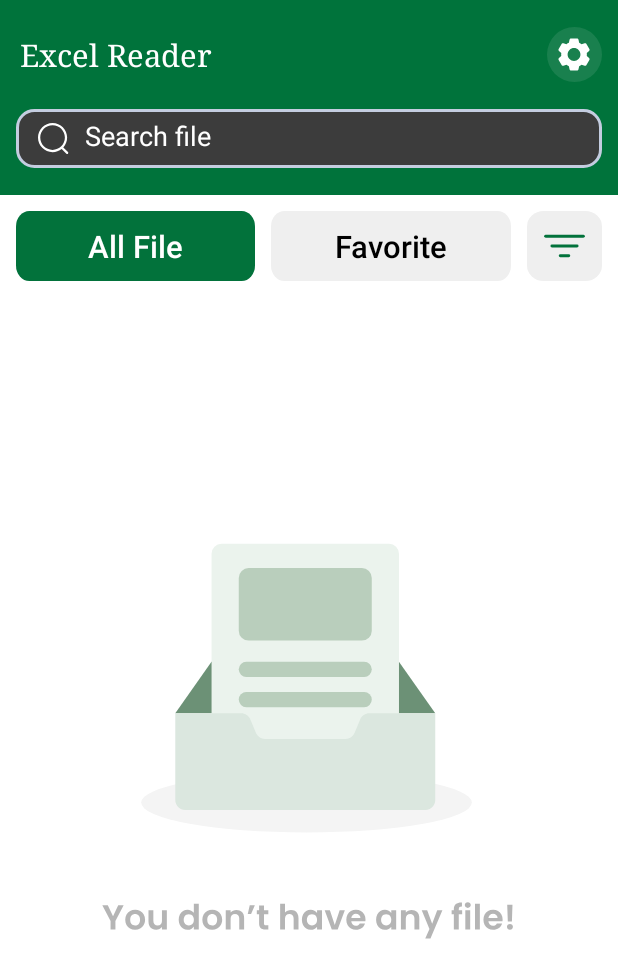
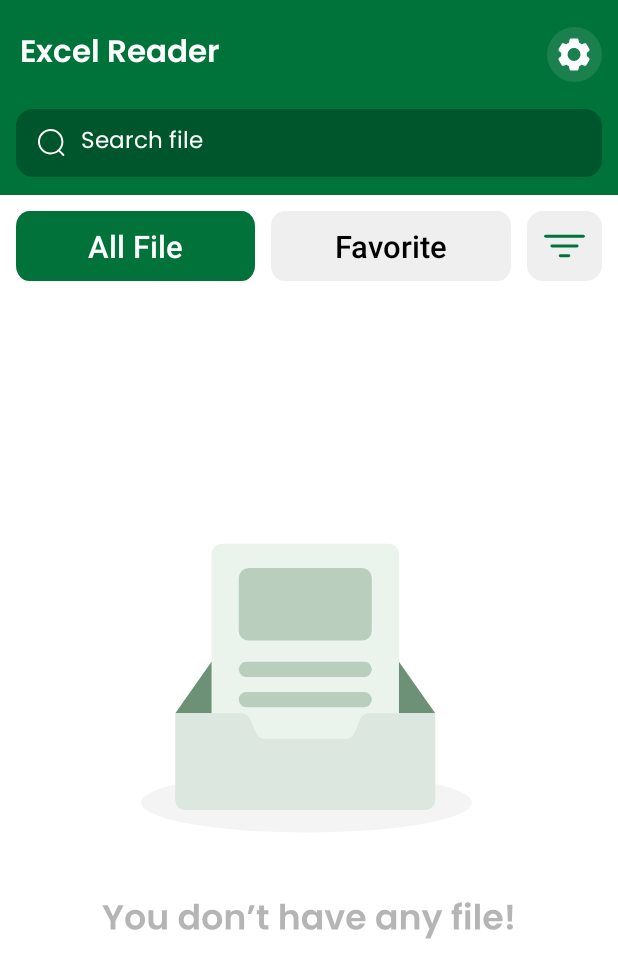
Before and after one commit to kyata002/1.Excel_Reader, an Android app: the screen it shows after launch (MainActivity), on a phone screen of 412 x 824 dp. Shown: the top 978 px of the screen. Run offline under Robolectric (Android 15) with nearby library versions, the phone set to English and light mode, and no system bars; our stand-ins replace Room's generated code, sdp/ssp sizes; libraries missing offline, so code that uses them is left out: com.common.control.

Commit message:
update Main UI

```diff
--- a/app/src/main/res/drawable/shape.xml
+++ b/app/src/main/res/drawable/shape.xml
@@ -1,25 +1,6 @@
-<shape
-    xmlns:android="http://schemas.android.com/apk/res/android"
-    android:shape="rectangle"   >
-
-    <solid
-        android:color="#3C3C3C" >
-    </solid>
-
-    <stroke
-        android:width="2dp"
-        android:color="#C4CDE0" >
-    </stroke>
-
-    <padding
-        android:left="5dp"
-        android:top="5dp"
-        android:right="5dp"
-        android:bottom="5dp"    >
-    </padding>
-
-    <corners
-        android:radius="11dp"   >
-    </corners>
+<shape xmlns:android="http://schemas.android.com/apk/res/android"
+    android:shape="rectangle">
+    <solid android:color="#40000000"></solid>
+    <corners android:radius="11dp"></corners>
 
 </shape>
--- a/app/src/main/res/layout/activity_main.xml
+++ b/app/src/main/res/layout/activity_main.xml
@@ -1,137 +1,148 @@
 <?xml version="1.0" encoding="utf-8"?>
 <LinearLayout xmlns:android="http://schemas.android.com/apk/res/android"
-    xmlns:app="http://schemas.android.com/apk/res-auto"
     xmlns:tools="http://schemas.android.com/tools"
     android:layout_width="match_parent"
     android:layout_height="match_parent"
-    android:orientation="vertical"
-    android:background="@color/white">
+    android:background="@color/white"
+    android:orientation="vertical">
+
     <FrameLayout
         android:layout_width="match_parent"
         android:layout_height="@dimen/_100sdp"
         android:background="#00733B">
+
         <LinearLayout
             android:layout_width="match_parent"
             android:layout_height="wrap_content"
             android:orientation="vertical">
+
             <LinearLayout
                 android:layout_width="match_parent"
-                android:weightSum="10"
-                android:layout_height="@dimen/_56sdp">
+                android:layout_height="@dimen/_56sdp"
+                android:weightSum="10">
+
                 <TextView
-                    android:layout_weight="10"
                     android:layout_width="wrap_content"
                     android:layout_height="wrap_content"
+                    android:layout_gravity="center|left"
+                    android:layout_weight="10"
+                    android:fontFamily="@font/poppins_semibold"
+                    android:padding="@dimen/_10sdp"
                     android:text="Excel Reader"
-                    android:layout_gravity="center|left"
-                    android:textSize="@dimen/_16sdp"
                     android:textColor="@color/white"
-                    android:fontFamily="serif"
-                    android:padding="@dimen/_10sdp"/>
+                    android:textSize="@dimen/_16sdp" />
 
-                <Button
+                <androidx.appcompat.widget.AppCompatImageView
                     android:id="@+id/btn_setting"
                     android:layout_width="@dimen/_28sdp"
                     android:layout_height="@dimen/_28sdp"
                     android:layout_gravity="left|center"
                     android:layout_marginRight="@dimen/_8sdp"
-                    android:background="@drawable/ic_setting"
+                    android:foreground="?attr/selectableItemBackgroundBorderless"
+                    android:src="@drawable/ic_setting"
                     tools:ignore="SpeakableTextPresentCheck,TouchTargetSizeCheck" />
             </LinearLayout>
+
             <LinearLayout
+                android:layout_width="match_parent"
+                android:layout_height="@dimen/_35sdp"
+                android:layout_marginLeft="@dimen/_8sdp"
                 android:layout_marginRight="@dimen/_8sdp"
-                android:layout_marginLeft="@dimen/_8sdp"
                 android:background="@drawable/shape"
                 android:gravity="center"
-                android:layout_width="match_parent"
-                android:layout_height="@dimen/_30sdp"
                 android:padding="@dimen/_3sdp">
-                <Button
+
+                <androidx.appcompat.widget.AppCompatImageView
                     android:id="@+id/search_bt"
+                    android:layout_width="@dimen/_14sdp"
+                    android:layout_height="@dimen/_14sdp"
                     android:layout_marginLeft="@dimen/_8sdp"
-                    android:layout_width="@dimen/_16sdp"
-                    android:layout_height="@dimen/_16sdp"
-                    android:background="@drawable/ic_search"
-                    />
+                    android:src="@drawable/ic_search" />
+
                 <EditText
                     android:id="@+id/search_bar"
+                    android:layout_width="0dp"
+                    android:layout_height="wrap_content"
                     android:layout_marginStart="@dimen/_8sdp"
                     android:layout_weight="1"
+                    android:background="@android:color/transparent"
+                    android:fontFamily="@font/poppins_regular"
+                    android:hint="Search file"
                     android:textColor="#fff"
-                    android:hint="Search file"
-                    android:textColorHint="@color/white"
-                    android:layout_width="0dp"
-                    android:layout_height="@dimen/_16sdp"
-                    android:background="@android:color/transparent"
-                    />
+                    android:textColorHint="#FFF"
+                    android:textSize="@dimen/_12sdp" />
 
             </LinearLayout>
 
         </LinearLayout>
     </FrameLayout>
+
     <LinearLayout
 
+        android:layout_width="match_parent"
+        android:layout_height="wrap_content"
         android:layout_marginTop="@dimen/_8sdp"
+        android:layout_marginBottom="@dimen/_8sdp"
+        android:orientation="horizontal"
         android:paddingLeft="@dimen/_8sdp"
-        android:layout_marginBottom="@dimen/_8sdp"
-        android:weightSum="101"
-        android:orientation="horizontal"
-        android:layout_width="match_parent"
-        android:layout_height="wrap_content">
+        android:weightSum="101">
+
         <Button
+            android:id="@+id/btn_allfile"
+            android:layout_width="0dp"
+            android:layout_height="match_parent"
+            android:layout_weight="50"
             android:background="@drawable/ic_bg_btn_yes"
             android:text="All File"
-            android:textSize="@dimen/_16sdp"
             android:textAllCaps="false"
             android:textColor="#fff"
-            android:id="@+id/btn_allfile"
+            android:textSize="@dimen/_16sdp" />
+
+        <Button
+            android:id="@+id/btn_favourite"
+            android:layout_width="0dp"
+            android:layout_height="match_parent"
+            android:layout_marginLeft="@dimen/_8sdp"
             android:layout_weight="50"
-            android:layout_width="0dp"
-            android:layout_height="match_parent"/>
-        <Button
             android:background="@drawable/ic_bg_btn_no"
             android:text="Favorite"
-            android:textSize="@dimen/_16sdp"
+            android:textAllCaps="false"
             android:textColor="#000"
-            android:textAllCaps="false"
-            android:id="@+id/btn_favourite"
-            android:layout_marginLeft="@dimen/_8sdp"
-            android:layout_weight="50"
-            android:layout_width="0dp"
-            android:layout_height="match_parent"/>
+            android:textSize="@dimen/_16sdp" />
 
         <Button
             android:id="@+id/sort_btn"
             android:layout_width="@dimen/_36sdp"
+            android:layout_height="@dimen/_36sdp"
             android:layout_gravity="center"
-            android:layout_height="@dimen/_36sdp"
             android:layout_marginLeft="@dimen/_8sdp"
             android:layout_marginRight="@dimen/_8sdp"
             android:layout_weight="1"
             android:background="@drawable/ic_sort" />
     </LinearLayout>
+
     <FrameLayout
-        android:orientation="horizontal"
         android:layout_width="match_parent"
-        android:layout_height="match_parent">
+        android:layout_height="match_parent"
+        android:orientation="horizontal">
+
         <androidx.recyclerview.widget.RecyclerView
             android:id="@+id/rcvExcel"
-            android:padding="@dimen/_10sdp"
             android:layout_width="match_parent"
             android:layout_height="match_parent"
             android:background="@color/white"
-            />
+            android:padding="@dimen/_10sdp" />
+
         <ImageView
             android:id="@+id/no_result_search"
             android:layout_width="wrap_content"
             android:layout_height="wrap_content"
-            android:layout_gravity="center"
-            />
+            android:layout_gravity="center" />
+
         <ImageView
             android:id="@+id/no_file"
             android:layout_width="wrap_content"
             android:layout_height="wrap_content"
-            android:layout_gravity="center"
-            />
+            android:layout_gravity="center" />
     </FrameLayout>
 </LinearLayout>
```
Also changed, not shown: app/src/main/res/font/poppins_regular.ttf (added), app/src/main/res/font/poppins_semibold.ttf (added).
